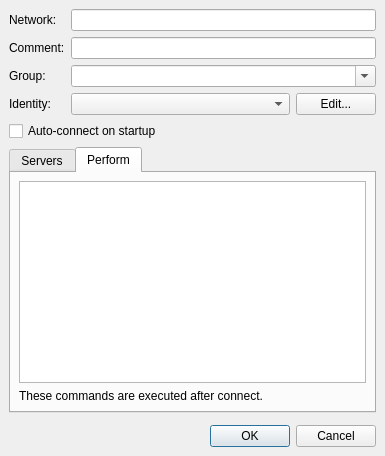
quassel/quassel, file src/qtui/ui/networkeditdlg.ui: the form before one commit.
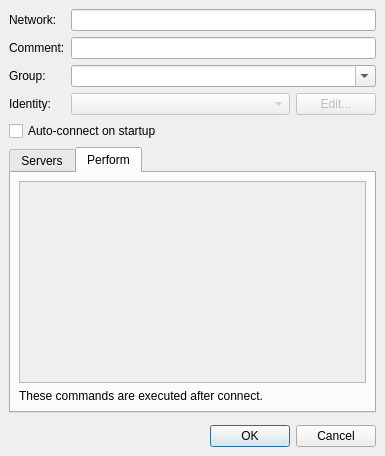
The form after the commit. The open tabs and pages were chosen to show the change.

Commit message: Updating the new version.inc (DO keep this current when you commit if possible, and always update it after protocol changes!) and disabling the old identity dialog in order to not confuse people too much. So now editing networks means using the _old_ serverlist dialog and the _new_ identity dialog, and restarting the core afterwards (since the settings are only read at startup until we have new settings in place).

The edit to the form file:
```diff
--- a/src/qtui/ui/networkeditdlg.ui
+++ b/src/qtui/ui/networkeditdlg.ui
@@ -97,10 +97,17 @@
         <number>0</number>
        </property>
        <item>
-        <widget class="QComboBox" name="identityList" />
+        <widget class="QComboBox" name="identityList" >
+         <property name="enabled" >
+          <bool>false</bool>
+         </property>
+        </widget>
        </item>
        <item>
         <widget class="QPushButton" name="editIdentities" >
+         <property name="enabled" >
+          <bool>false</bool>
+         </property>
          <property name="sizePolicy" >
           <sizepolicy vsizetype="Fixed" hsizetype="Maximum" >
            <horstretch>0</horstretch>
@@ -279,7 +286,7 @@
          <item>
           <widget class="QTextEdit" name="performEdit" >
            <property name="enabled" >
-            <bool>true</bool>
+            <bool>false</bool>
            </property>
            <property name="lineWrapMode" >
             <enum>QTextEdit::NoWrap</enum>
```
The commit also changes 2 other files.
